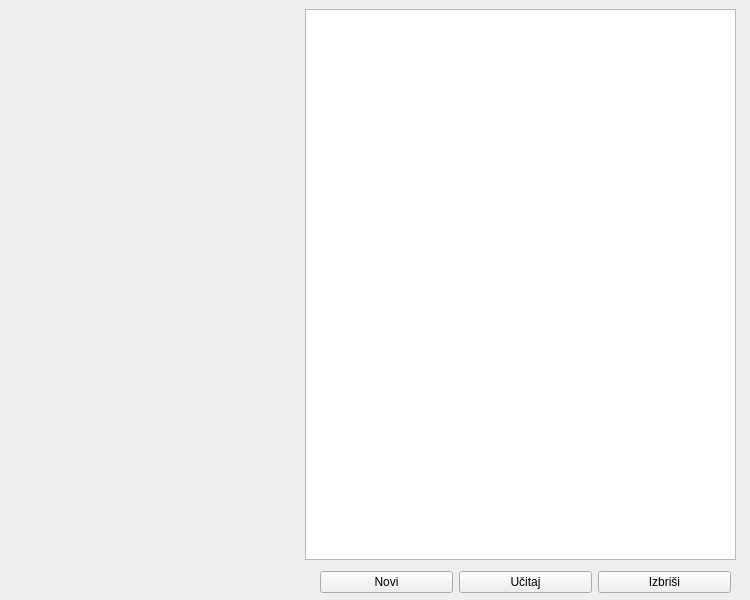
Before: the Qt Designer form radnici/main.ui in MarijanB/PyQt5, drawn with Qt 5.
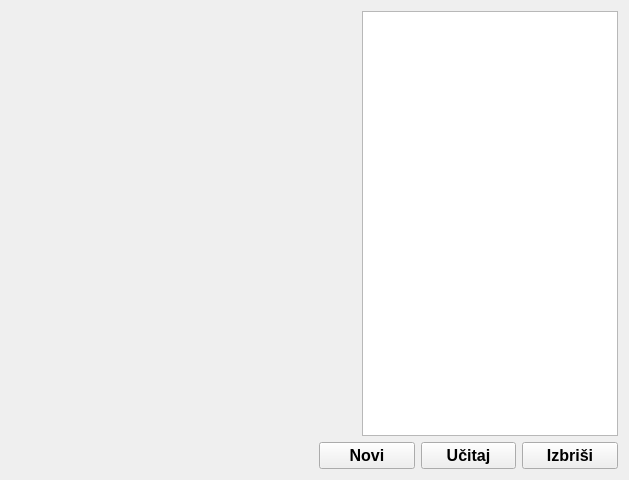
After: the same form once the commit is applied.

```diff
--- a/radnici/main.ui
+++ b/radnici/main.ui
@@ -6,32 +6,61 @@
    <rect>
     <x>0</x>
     <y>0</y>
-    <width>750</width>
-    <height>600</height>
+    <width>629</width>
+    <height>480</height>
    </rect>
   </property>
+  <property name="font">
+   <font>
+    <family>Arial</family>
+    <pointsize>12</pointsize>
+    <weight>75</weight>
+    <bold>true</bold>
+   </font>
+  </property>
   <property name="windowTitle">
    <string>Moji radnici</string>
   </property>
+  <layout class="QGridLayout" name="gridLayout" columnstretch="0,0,1,0">
+   <item row="0" column="2">
+    <spacer name="horizontalSpacer_2">
+     <property name="orientation">
+      <enum>Qt::Horizontal</enum>
+     </property>
+     <property name="sizeHint" stdset="0">
+      <size>
+       <width>9</width>
+       <height>20</height>
+      </size>
+     </property>
+    </spacer>
+   </item>
+   <item row="0" column="3">
   <widget class="QListWidget" name="listRadnika">
-   <property name="geometry">
-    <rect>
-     <x>305</x>
-     <y>9</y>
-     <width>431</width>
-     <height>551</height>
-    </rect>
-   </property>
-  </widget>
-  <widget class="QWidget" name="">
-   <property name="geometry">
-    <rect>
-     <x>320</x>
-     <y>570</y>
-     <width>411</width>
-     <height>25</height>
-    </rect>
-   </property>
+     <property name="font">
+      <font>
+       <family>Arial</family>
+       <pointsize>12</pointsize>
+       <weight>75</weight>
+       <bold>true</bold>
+      </font>
+     </property>
+    </widget>
+   </item>
+   <item row="1" column="0">
+    <spacer name="horizontalSpacer">
+     <property name="orientation">
+      <enum>Qt::Horizontal</enum>
+     </property>
+     <property name="sizeHint" stdset="0">
+      <size>
+       <width>308</width>
+       <height>20</height>
+      </size>
+     </property>
+    </spacer>
+   </item>
+   <item row="1" column="1" colspan="3">
    <layout class="QHBoxLayout" name="horizontalLayout">
     <item>
      <widget class="QPushButton" name="btnNovi">
@@ -55,7 +84,24 @@
      </widget>
     </item>
    </layout>
-  </widget>
+   </item>
+   <item row="0" column="0">
+    <layout class="QFormLayout" name="leftLayout">
+     <property name="fieldGrowthPolicy">
+      <enum>QFormLayout::ExpandingFieldsGrow</enum>
+     </property>
+     <property name="rowWrapPolicy">
+      <enum>QFormLayout::WrapLongRows</enum>
+     </property>
+     <property name="labelAlignment">
+      <set>Qt::AlignHCenter|Qt::AlignTop</set>
+     </property>
+     <property name="formAlignment">
+      <set>Qt::AlignHCenter|Qt::AlignTop</set>
+     </property>
+    </layout>
+   </item>
+  </layout>
  </widget>
  <resources/>
  <connections/>
```
Lines whose indentation alone changed are shown as unchanged.
